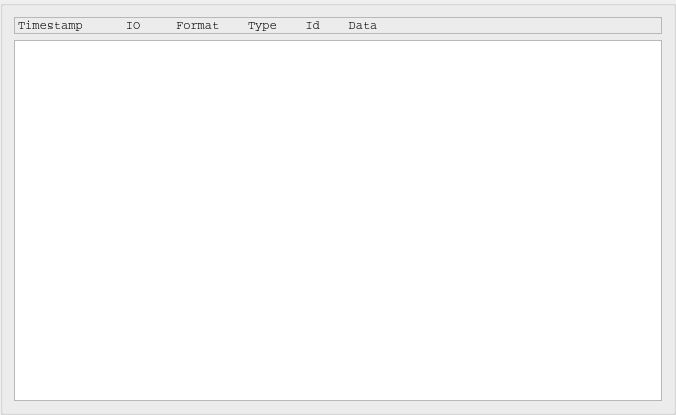
Old version of the form receiveframebox.ui in the repository lianglunfei/Robot2020-QT.
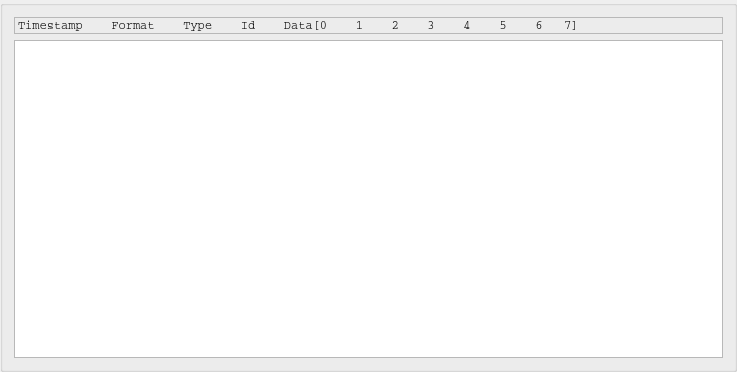
New version of the form.

The edit to the form file:
```diff
--- a/receiveframebox.ui
+++ b/receiveframebox.ui
@@ -6,8 +6,8 @@
    <rect>
     <x>0</x>
     <y>0</y>
-    <width>676</width>
-    <height>415</height>
+    <width>737</width>
+    <height>372</height>
    </rect>
   </property>
   <property name="windowTitle">
@@ -26,7 +26,7 @@
       <enum>QFrame::StyledPanel</enum>
      </property>
      <property name="text">
-      <string>Timestamp      IO     Format    Type    Id    Data</string>
+      <string>Timestamp    Format    Type    Id    Data[0    1    2    3    4    5    6   7]</string>
      </property>
     </widget>
    </item>
```
